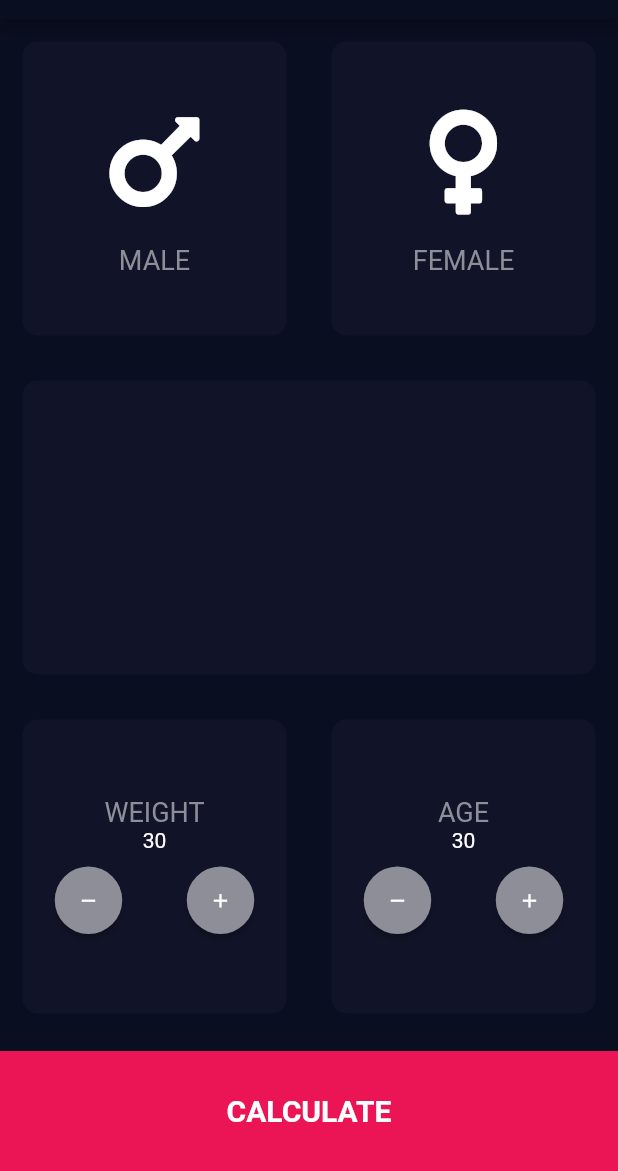
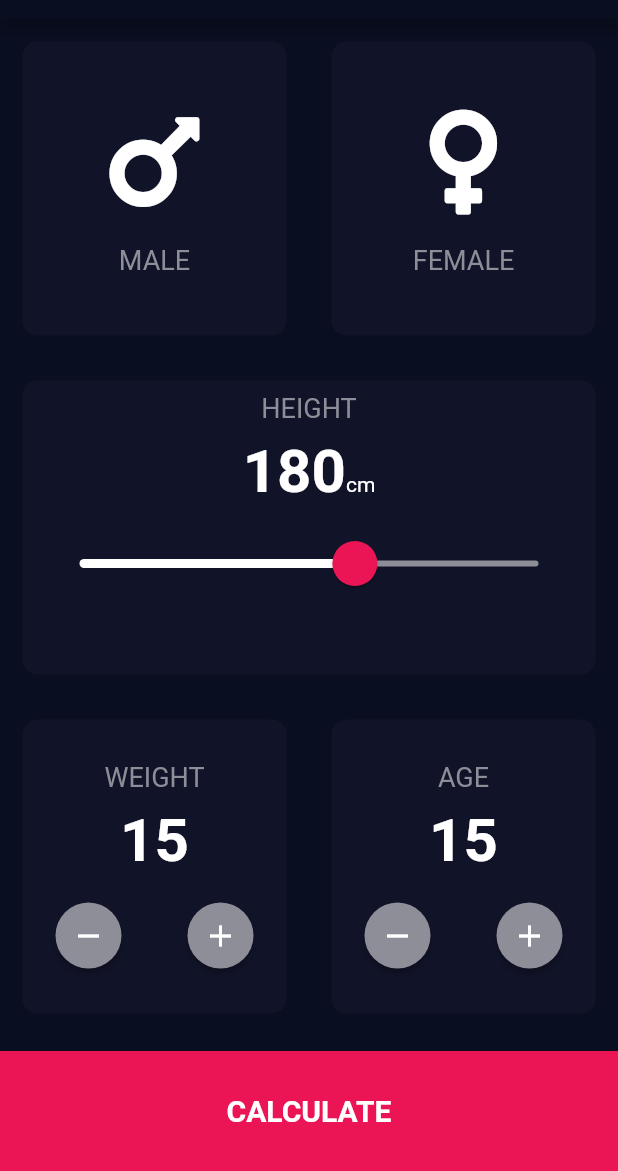
Before and after one commit to sonivenali/BMI-Calculator, a Flutter app: the screen it shows after launch, on a phone screen of 412 x 824 dp, the part 65-1236 px from its top. Run offline on Flutter 3.47's test engine with Material 2 defaults, Android fonts, the phone set to English and light mode, and no system bars; our stand-ins replace font_awesome_flutter.

Commit message:
Completed Input Page

```diff
--- a/lib/input_page.dart
+++ b/lib/input_page.dart
@@ -8,8 +8,9 @@ class InputPage extends StatefulWidget {
 
 class _InputPageState extends State<InputPage> {
   String selected = "";
-  int weight = 30;
-  int age = 30;
+  int height = 180;
+  int weight = 15;
+  int age = 15;
 
   @override
   Widget build(BuildContext context) {
@@ -47,6 +48,59 @@ class _InputPageState extends State<InputPage> {
                 decoration: BoxDecoration(
                     color: Color(0xFF111328),
                     borderRadius: BorderRadius.circular(10)),
+                child: Padding(
+                  padding: const EdgeInsets.all(8.0),
+                  child: Column(
+                    children: [
+                      Text(
+                        "HEIGHT",
+                        style: TextStyle(
+                            color: Color(
+                              0xFF8D8E98,
+                            ),
+                            fontSize: 18),
+                      ),
+                      Padding(
+                        padding: const EdgeInsets.all(8.0),
+                        child: Row(
+                          mainAxisAlignment: MainAxisAlignment.center,
+                          crossAxisAlignment: CrossAxisAlignment.baseline,
+                          textBaseline: TextBaseline.alphabetic,
+                          children: [
+                            Text(
+                              height.toString(),
+                              style: TextStyle(
+                                  fontSize: 40, fontWeight: FontWeight.w700),
+                            ),
+                            Text("cm"),
+                          ],
+                        ),
+                      ),
+                      SliderTheme(
+                        data: SliderTheme.of(context).copyWith(
+                          inactiveTrackColor: Color(0xFF8D8E98),
+                          activeTrackColor: Colors.white,
+                          thumbColor: Color(0xFFEB1555),
+                          overlayColor: Color(0x29EB1555),
+                          thumbShape:
+                              RoundSliderThumbShape(enabledThumbRadius: 15.0),
+                          overlayShape:
+                              RoundSliderOverlayShape(overlayRadius: 30.0),
+                        ),
+                        child: Slider(
+                          value: height.toDouble(),
+                          min: 120.0,
+                          max: 220.0,
+                          onChanged: (double newValue) {
+                            setState(() {
+                              height = newValue.round();
+                            });
+                          },
+                        ),
+                      ),
+                    ],
+                  ),
+                ),
               ),
             ),
             Expanded(
@@ -85,28 +139,45 @@ class _InputPageState extends State<InputPage> {
                 ),
                 fontSize: 18),
           ),
-          Text(weight.toString()),
+          Padding(
+            padding: const EdgeInsets.all(8.0),
+            child: Text(
+              weight.toString(),
+              style: TextStyle(fontSize: 40, fontWeight: FontWeight.w700),
+            ),
+          ),
           Padding(
             padding: const EdgeInsets.only(top: 8),
             child: Row(
               children: [
                 Expanded(
                   child: RawMaterialButton(
-                    onPressed: () {},
+                    onPressed: () {
+                      setState(() {
+                        weight = weight - 1;
+                      });
+                    },
                     elevation: 2.0,
                     fillColor: Color(0xFF8D8E98),
-                    child: Icon(Icons.remove, size: 15),
-                    padding: EdgeInsets.all(15.0),
+                    child: Icon(
+                      Icons.remove,
+                      size: 24,
+                    ),
+                    padding: EdgeInsets.all(10),
                     shape: CircleBorder(),
                   ),
                 ),
                 Expanded(
                   child: RawMaterialButton(
-                    onPressed: () {},
+                    onPressed: () {
+                      setState(() {
+                        weight = weight + 1;
+                      });
+                    },
                     elevation: 2.0,
                     fillColor: Color(0xFF8D8E98),
-                    child: Icon(Icons.add, size: 15),
-                    padding: EdgeInsets.all(15.0),
+                    child: Icon(Icons.add, size: 24),
+                    padding: EdgeInsets.all(10),
                     shape: CircleBorder(),
                   ),
                 ),
@@ -134,28 +205,42 @@ class _InputPageState extends State<InputPage> {
                 ),
                 fontSize: 18),
           ),
-          Text(age.toString()),
+          Padding(
+            padding: const EdgeInsets.all(8.0),
+            child: Text(
+              age.toString(),
+              style: TextStyle(fontSize: 40, fontWeight: FontWeight.w700),
+            ),
+          ),
           Padding(
             padding: const EdgeInsets.only(top: 8),
             child: Row(
               children: [
                 Expanded(
                   child: RawMaterialButton(
-                    onPressed: () {},
+                    onPressed: () {
+                      setState(() {
+                        age = age - 1;
+                      });
+                    },
                     elevation: 2.0,
                     fillColor: Color(0xFF8D8E98),
-                    child: Icon(Icons.remove, size: 15),
-                    padding: EdgeInsets.all(15.0),
+                    child: Icon(Icons.remove, size: 24),
+                    padding: EdgeInsets.all(10.0),
                     shape: CircleBorder(),
                   ),
                 ),
                 Expanded(
                   child: RawMaterialButton(
-                    onPressed: () {},
+                    onPressed: () {
+                      setState(() {
+                        age = age + 1;
+                      });
+                    },
                     elevation: 2.0,
                     fillColor: Color(0xFF8D8E98),
-                    child: Icon(Icons.add, size: 15),
-                    padding: EdgeInsets.all(15.0),
+                    child: Icon(Icons.add, size: 24),
+                    padding: EdgeInsets.all(10.0),
                     shape: CircleBorder(),
                   ),
                 ),
```
